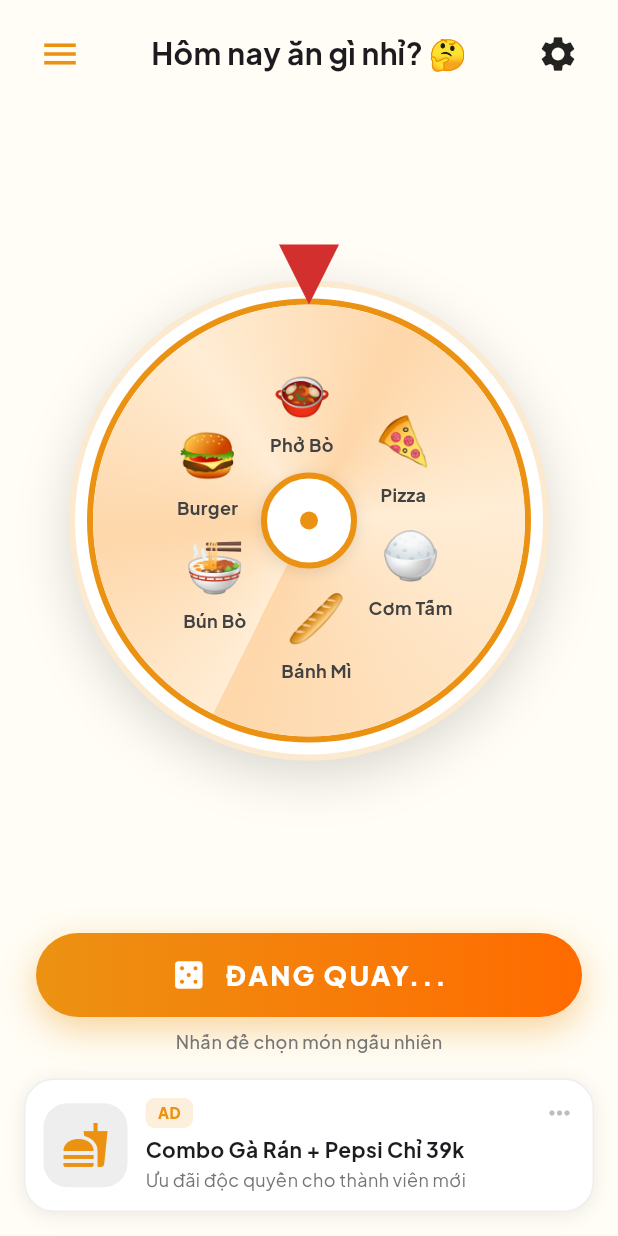
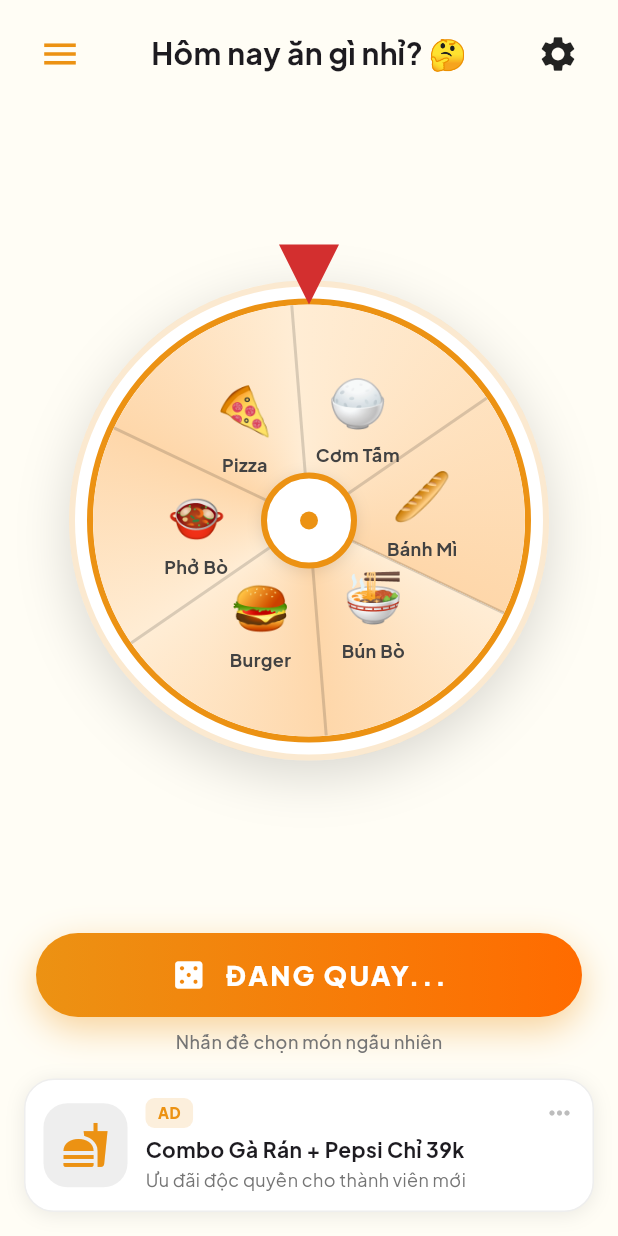
Before and after one commit to Nothing9x/what2eat, a Flutter app: the screen it shows after launch, after a tap on "QUAY NGAY", on a phone screen of 412 x 824 dp. Run offline on Flutter 3.47's test engine with Material 3 defaults, Android fonts, the phone set to English and light mode, and no system bars; our stand-ins replace google_fonts; network calls fail.

Commit message:
update home screen and lucky wheel screen

```diff
--- a/lib/screens/home_screen.dart
+++ b/lib/screens/home_screen.dart
@@ -4,6 +4,29 @@
 import '../widgets/lucky_wheel.dart';
 import 'settings_screen.dart';
 import 'result_screen.dart';
+
+// Custom curve with gradual start and very slow 1s stop at end
+class SpinWheelCurve extends Curve {
+  const SpinWheelCurve();
+
+  @override
+  double transformInternal(double t) {
+    // For 20s total: slow start, fast middle, 1s (5%) extremely slow stop
+    if (t < 0.05) {
+      // Gradual acceleration at start (first 1 second)
+      return (t / 0.05) * (t / 0.05) * 0.01;
+    } else if (t < 0.95) {
+      // Fast middle section (seconds 1-19)
+      final adjusted = (t - 0.05) / 0.9;
+      return 0.01 + (adjusted * adjusted * (3 - 2 * adjusted)) * 0.94;
+    } else {
+      // Extremely slow deceleration at end (last 1 second = 5%)
+      final adjusted = (t - 0.95) / 0.05;
+      // Ultra-extreme exponential decay - crawls to a stop
+      return 0.95 + (1 - pow(1 - adjusted, 10.0)) * 0.05;
+    }
+  }
+}
 
 class HomeScreen extends StatefulWidget {
   const HomeScreen({super.key});
@@ -21,7 +44,7 @@
     super.initState();
     _spinController = AnimationController(
       vsync: this,
-      duration: const Duration(milliseconds: 3000),
+      duration: const Duration(milliseconds: 20000),
     );
   }
 
@@ -44,7 +67,7 @@
     _spinController.reset();
     await _spinController.animateTo(
       1.0,
-      curve: Curves.easeOutQuint,
+      curve: const SpinWheelCurve(),
     );
 
     setState(() => _isSpinning = false);
--- a/lib/widgets/lucky_wheel.dart
+++ b/lib/widgets/lucky_wheel.dart
@@ -82,7 +82,19 @@
                         ),
                       ),
                       child: Stack(
-                        children: List.generate(
+                        children: [
+                          // Divider lines between sections (positioned at the boundary)
+                          CustomPaint(
+                            size: const Size(304, 304),
+                            painter: WheelDividerPainter(
+                              sections: FoodItem.foodList.length,
+                              color: isDark
+                                  ? Colors.white.withOpacity(0.3)
+                                  : Colors.black.withOpacity(0.15),
+                            ),
+                          ),
+                          // Food items
+                          ...List.generate(
                             FoodItem.foodList.length,
                             (index) {
                               final angle = (index * 2 * pi / 6);
@@ -120,6 +132,7 @@
                               );
                             },
                           ),
+                        ],
                       ),
                     ),
                   ),
@@ -196,3 +209,33 @@
   @override
   bool shouldRepaint(covariant CustomPainter oldDelegate) => false;
 }
+
+class WheelDividerPainter extends CustomPainter {
+  final int sections;
+  final Color color;
+
+  WheelDividerPainter({required this.sections, required this.color});
+
+  @override
+  void paint(Canvas canvas, Size size) {
+    final paint = Paint()
+      ..color = color
+      ..strokeWidth = 2
+      ..style = PaintingStyle.stroke;
+
+    final center = Offset(size.width / 2, size.height / 2);
+    final radius = size.width / 2;
+
+    // Draw radial lines from center to edge, positioned between sections
+    for (int i = 0; i < sections; i++) {
+      final angle = (i * 2 * pi / sections) - (pi / sections);
+      final x = center.dx + radius * sin(angle);
+      final y = center.dy - radius * cos(angle);
+
+      canvas.drawLine(center, Offset(x, y), paint);
+    }
+  }
+
+  @override
+  bool shouldRepaint(covariant CustomPainter oldDelegate) => false;
+}
```
Also changed, not shown: lib/screens/result_screen.dart (+187 -133 lines). Lines whose indentation alone changed are shown as unchanged.
